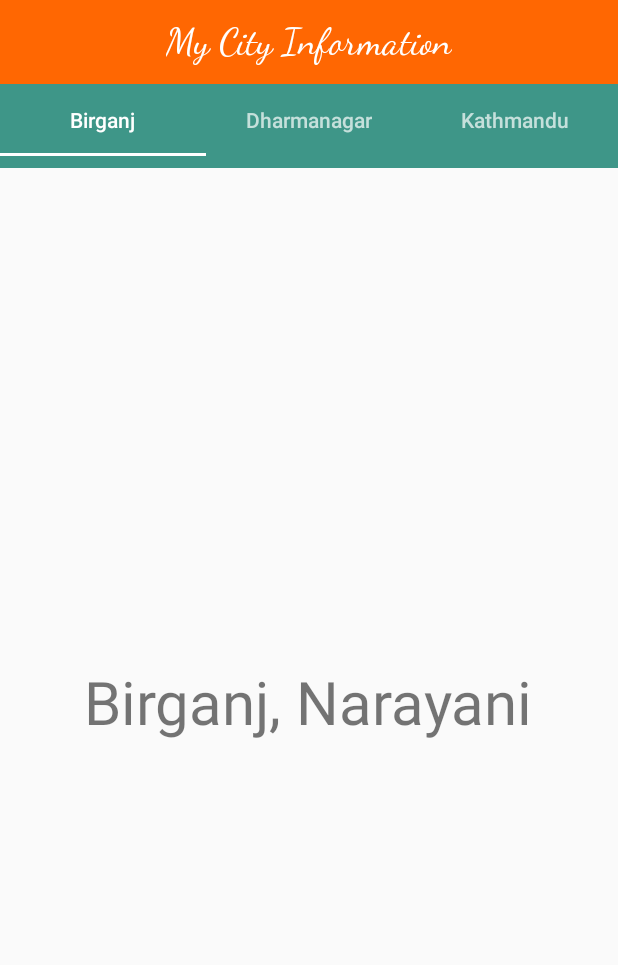
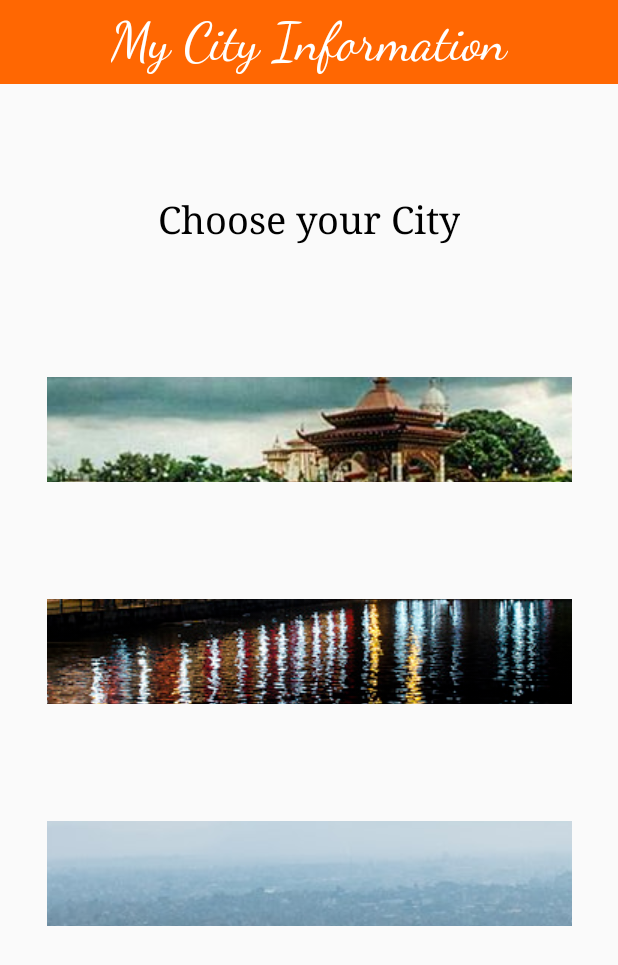
Before and after one commit to tamaldn/major_project, an Android app: the screen it shows after launch once a user with an empty profile is signed in (ContentActivity), on a phone screen of 412 x 824 dp. Shown: the top 965 px of the screen. Run offline under Robolectric (Android 15) with nearby library versions, the phone set to English and light mode, and no system bars; our stand-ins replace Firebase (no records; nobody signed in at launch, a user with empty details on screens opened directly).

Commit message:
styles modified custom text added

```diff
--- a/app/build.gradle
+++ b/app/build.gradle
@@ -32,5 +32,6 @@ dependencies {
     implementation 'com.google.firebase:firebase-database:16.0.1'
     implementation 'com.google.firebase:firebase-analytics:16.0.1'
     implementation 'com.android.support:design:28.0.0'
+    implementation 'com.android.support:cardview-v7:28.0.0'
 }
 apply plugin: 'com.google.gms.google-services'
--- a/app/src/main/AndroidManifest.xml
+++ b/app/src/main/AndroidManifest.xml
@@ -11,7 +11,7 @@
         android:roundIcon="@mipmap/ic_launcher_round"
         android:supportsRtl="true"
         android:theme="@style/AppTheme">
-        <activity android:name=".ContentActivity"></activity>
+        <activity android:name=".ContentActivity" />
         <activity android:name=".LoginActivity">
             <intent-filter>
                 <action android:name="android.intent.action.MAIN" />
@@ -19,7 +19,7 @@
                 <category android:name="android.intent.category.LAUNCHER" />
             </intent-filter>
         </activity>
-        <activity android:name=".RegisterActivity"></activity>
+        <activity android:name=".RegisterActivity" />
     </application>
 
 </manifest>
--- a/app/src/main/java/com/example/mycityinfo/ContentActivity.java
+++ b/app/src/main/java/com/example/mycityinfo/ContentActivity.java
@@ -5,46 +5,19 @@ import android.support.design.widget.TabLayout;
 import android.support.v4.view.ViewPager;
 import android.support.v7.app.AppCompatActivity;
 import android.os.Bundle;
+import android.widget.Button;
+import android.widget.ImageButton;
 
-public class ContentActivity extends AppCompatActivity implements Tab1.OnFragmentInteractionListener, Tab2.OnFragmentInteractionListener, Tab3.OnFragmentInteractionListener {
+public class ContentActivity extends AppCompatActivity {
+    private ImageButton btn1,btn2,btn3;
 
     @Override
     protected void onCreate(Bundle savedInstanceState) {
         super.onCreate(savedInstanceState);
         setContentView(R.layout.content);
 
-        TabLayout tabLayout = (TabLayout) findViewById(R.id.tablayout);
-        tabLayout.addTab(tabLayout.newTab().setText("Birganj"));
-        tabLayout.addTab(tabLayout.newTab().setText("Dharmanagar"));
-        tabLayout.addTab(tabLayout.newTab().setText("Kathmandu"));
-        tabLayout.setTabGravity(TabLayout.GRAVITY_FILL);
-
-        final ViewPager viewPager = (ViewPager) findViewById(R.id.viewpager);
-        final PagerAdapter adapter = new PagerAdapter(getSupportFragmentManager(),tabLayout.getTabCount());
-        viewPager.setAdapter(adapter);
-        viewPager.setOnPageChangeListener(new TabLayout.TabLayoutOnPageChangeListener(tabLayout));
-
-        tabLayout.setOnTabSelectedListener(new TabLayout.OnTabSelectedListener() {
-            @Override
-            public void onTabSelected(TabLayout.Tab tab) {
-                viewPager.setCurrentItem(tab.getPosition());
-            }
-
-            @Override
-            public void onTabUnselected(TabLayout.Tab tab) {
-
-            }
-
-            @Override
-            public void onTabReselected(TabLayout.Tab tab) {
-
-            }
-        });
-    }
-
-    @Override
-    public void onFragmentInteraction(Uri uri) {
-
-
+        btn1 = findViewById(R.id.imageButton1);
+        btn2 = findViewById(R.id.imageButton2);
+        btn3 = findViewById(R.id.imageButton3);
     }
 }
--- a/app/src/main/java/com/example/mycityinfo/PagerAdapter.java
+++ /dev/null
@@ -1,39 +0,0 @@
-package com.example.mycityinfo;
-
-import android.support.v4.app.Fragment;
-import android.support.v4.app.FragmentManager;
-import android.support.v4.app.FragmentStatePagerAdapter;
-
-import com.example.mycityinfo.Tab1;
-import com.example.mycityinfo.Tab2;
-import com.example.mycityinfo.Tab3;
-
-public class PagerAdapter extends FragmentStatePagerAdapter {
-    int mnoOfTabs;
-    public PagerAdapter(FragmentManager fm, int NumberOfTabs) {
-        super(fm);
-        this.mnoOfTabs = NumberOfTabs;
-    }
-
-    @Override
-    public Fragment getItem(int position) {
-        switch (position){
-            case 0:
-                Tab1 tab1 = new Tab1();
-                return tab1;
-            case 1:
-                Tab2 tab2 = new Tab2();
-                return tab2;
-            case 2:
-                Tab3 tab3 = new Tab3();
-                return tab3;
-            default:
-                return null;
-        }
-    }
-
-    @Override
-    public int getCount() {
-        return mnoOfTabs;
-    }
-}
--- a/app/src/main/java/com/example/mycityinfo/Tab1.java
+++ /dev/null
@@ -1,108 +0,0 @@
-package com.example.mycityinfo;
-
-import android.content.Context;
-import android.net.Uri;
-import android.os.Bundle;
-import android.support.v4.app.Fragment;
-import android.view.LayoutInflater;
-import android.view.View;
-import android.view.ViewGroup;
-
-
-/**
- * A simple {@link Fragment} subclass.
- * Activities that contain this fragment must implement the
- * {@link Tab1.OnFragmentInteractionListener} interface
- * to handle interaction events.
- * Use the {@link Tab1#newInstance} factory method to
- * create an instance of this fragment.
- */
-public class Tab1 extends Fragment {
-    // TODO: Rename parameter arguments, choose names that match
-    // the fragment initialization parameters, e.g. ARG_ITEM_NUMBER
-    private static final String ARG_PARAM1 = "param1";
-    private static final String ARG_PARAM2 = "param2";
-
-    // TODO: Rename and change types of parameters
-    private String mParam1;
-    private String mParam2;
-
-    private OnFragmentInteractionListener mListener;
-
-    public Tab1() {
-        // Required empty public constructor
-    }
-
-    /**
-     * Use this factory method to create a new instance of
-     * this fragment using the provided parameters.
-     *
-     * @param param1 Parameter 1.
-     * @param param2 Parameter 2.
-     * @return A new instance of fragment Tab1.
-     */
-    // TODO: Rename and change types and number of parameters
-    public static Tab1 newInstance(String param1, String param2) {
-        Tab1 fragment = new Tab1();
-        Bundle args = new Bundle();
-        args.putString(ARG_PARAM1, param1);
-        args.putString(ARG_PARAM2, param2);
-        fragment.setArguments(args);
-        return fragment;
-    }
-
-    @Override
-    public void onCreate(Bundle savedInstanceState) {
-        super.onCreate(savedInstanceState);
-        if (getArguments() != null) {
-            mParam1 = getArguments().getString(ARG_PARAM1);
-            mParam2 = getArguments().getString(ARG_PARAM2);
-        }
-    }
-
-    @Override
-    public View onCreateView(LayoutInflater inflater, ViewGroup container,
-                             Bundle savedInstanceState) {
-        // Inflate the layout for this fragment
-        return inflater.inflate(R.layout.fragment_tab1, container, false);
-    }
-
-    // TODO: Rename method, update argument and hook method into UI event
-    public void onButtonPressed(Uri uri) {
-        if (mListener != null) {
-            mListener.onFragmentInteraction(uri);
-        }
-    }
-
-    @Override
-    public void onAttach(Context context) {
-        super.onAttach(context);
-        if (context instanceof OnFragmentInteractionListener) {
-            mListener = (OnFragmentInteractionListener) context;
-        } else {
-            throw new RuntimeException(context.toString()
-                    + " must implement OnFragmentInteractionListener");
-        }
-    }
-
-    @Override
-    public void onDetach() {
-        super.onDetach();
-        mListener = null;
-    }
-
-    /**
-     * This interface must be implemented by activities that contain this
-     * fragment to allow an interaction in this fragment to be communicated
-     * to the activity and potentially other fragments contained in that
-     * activity.
-     * <p>
-     * See the Android Training lesson <a href=
-     * "http://developer.android.com/training/basics/fragments/communicating.html"
-     * >Communicating with Other Fragments</a> for more information.
-     */
-    public interface OnFragmentInteractionListener {
-        // TODO: Update argument type and name
-        void onFragmentInteraction(Uri uri);
-    }
-}
--- a/app/src/main/java/com/example/mycityinfo/Tab2.java
+++ /dev/null
@@ -1,108 +0,0 @@
-package com.example.mycityinfo;
-
-import android.content.Context;
-import android.net.Uri;
-import android.os.Bundle;
-import android.support.v4.app.Fragment;
-import android.view.LayoutInflater;
-import android.view.View;
-import android.view.ViewGroup;
-
-
-/**
- * A simple {@link Fragment} subclass.
- * Activities that contain this fragment must implement the
- * {@link Tab2.OnFragmentInteractionListener} interface
- * to handle interaction events.
- * Use the {@link Tab2#newInstance} factory method to
- * create an instance of this fragment.
- */
-public class Tab2 extends Fragment {
-    // TODO: Rename parameter arguments, choose names that match
-    // the fragment initialization parameters, e.g. ARG_ITEM_NUMBER
-    private static final String ARG_PARAM1 = "param1";
-    private static final String ARG_PARAM2 = "param2";
-
-    // TODO: Rename and change types of parameters
-    private String mParam1;
-    private String mParam2;
-
-    private OnFragmentInteractionListener mListener;
-
-    public Tab2() {
-        // Required empty public constructor
-    }
-
-    /**
-     * Use this factory method to create a new instance of
-     * this fragment using the provided parameters.
-     *
-     * @param param1 Parameter 1.
-     * @param param2 Parameter 2.
-     * @return A new instance of fragment Tab2.
-     */
-    // TODO: Rename and change types and number of parameters
-    public static Tab2 newInstance(String param1, String param2) {
-        Tab2 fragment = new Tab2();
-        Bundle args = new Bundle();
-        args.putString(ARG_PARAM1, param1);
-        args.putString(ARG_PARAM2, param2);
-        fragment.setArguments(args);
-        return fragment;
-    }
-
-    @Override
-    public void onCreate(Bundle savedInstanceState) {
-        super.onCreate(savedInstanceState);
-        if (getArguments() != null) {
-            mParam1 = getArguments().getString(ARG_PARAM1);
-            mParam2 = getArguments().getString(ARG_PARAM2);
-        }
-    }
-
-    @Override
-    public View onCreateView(LayoutInflater inflater, ViewGroup container,
-                             Bundle savedInstanceState) {
-        // Inflate the layout for this fragment
-        return inflater.inflate(R.layout.fragment_tab2, container, false);
-    }
-
-    // TODO: Rename method, update argument and hook method into UI event
-    public void onButtonPressed(Uri uri) {
-        if (mListener != null) {
-            mListener.onFragmentInteraction(uri);
-        }
-    }
-
-    @Override
-    public void onAttach(Context context) {
-        super.onAttach(context);
-        if (context instanceof OnFragmentInteractionListener) {
-            mListener = (OnFragmentInteractionListener) context;
-        } else {
-            throw new RuntimeException(context.toString()
-                    + " must implement OnFragmentInteractionListener");
-        }
-    }
-
-    @Override
-    public void onDetach() {
-        super.onDetach();
-        mListener = null;
-    }
-
-    /**
-     * This interface must be implemented by activities that contain this
-     * fragment to allow an interaction in this fragment to be communicated
-     * to the activity and potentially other fragments contained in that
-     * activity.
-     * <p>
-     * See the Android Training lesson <a href=
-     * "http://developer.android.com/training/basics/fragments/communicating.html"
-     * >Communicating with Other Fragments</a> for more information.
-     */
-    public interface OnFragmentInteractionListener {
-        // TODO: Update argument type and name
-        void onFragmentInteraction(Uri uri);
-    }
-}
--- a/app/src/main/res/layout/content.xml
+++ b/app/src/main/res/layout/content.xml
@@ -1,46 +1,130 @@
 <?xml version="1.0" encoding="utf-8"?>
-<LinearLayout
-    xmlns:android="http://schemas.android.com/apk/res/android"
+<android.support.constraint.ConstraintLayout xmlns:android="http://schemas.android.com/apk/res/android"
     xmlns:app="http://schemas.android.com/apk/res-auto"
     xmlns:tools="http://schemas.android.com/tools"
     android:layout_width="match_parent"
     android:layout_height="match_parent"
-    tools:context=".ContentActivity"
-    android:orientation="vertical">
+    android:orientation="vertical"
+    tools:context=".ContentActivity">
 
     <android.support.v7.widget.Toolbar
+        android:id="@+id/toolbar"
         android:layout_width="match_parent"
         android:layout_height="wrap_content"
-        android:id="@+id/toolbar"
         android:background="@color/colorPrimary"
         android:minHeight="?attr/actionBarSize"
         android:theme="@style/ThemeOverlay.AppCompat.Dark.ActionBar"
-        app:popupTheme="@style/ThemeOverlay.AppCompat.Light"
-        android:layout_gravity="center">
+        app:layout_constraintBottom_toBottomOf="parent"
+        app:layout_constraintEnd_toEndOf="parent"
+        app:layout_constraintHorizontal_bias="0.0"
+        app:layout_constraintStart_toStartOf="parent"
+        app:layout_constraintTop_toTopOf="parent"
+        app:layout_constraintVertical_bias="0.0"
+        app:popupTheme="@style/ThemeOverlay.AppCompat.Light">
+
         <TextView
+            android:id="@+id/textView"
             android:layout_width="wrap_content"
             android:layout_height="wrap_content"
-            android:text="My City Information"
+            android:layout_gravity="center"
+            android:fontFamily="cursive"
+            android:text="@string/my_city_information"
             android:textColor="#ffffff"
-            android:textSize="25dp"
-            android:layout_gravity="center"
-            android:fontFamily="cursive"/>
+            android:textSize="35sp" />
     </android.support.v7.widget.Toolbar>
 
-    <android.support.design.widget.TabLayout
-        android:layout_width="match_parent"
-        app:tabTextAppearance="@style/CustomTabText"
+    <TextView
+        android:id="@+id/textView2"
+        android:layout_width="wrap_content"
         android:layout_height="wrap_content"
-        android:id="@+id/tablayout"
-        android:background="#dd228877"
-        android:minHeight="?attr/actionBarSize"
-        android:theme="@style/ThemeOverlay.AppCompat.Dark.ActionBar">
-    </android.support.design.widget.TabLayout>
+        android:fontFamily="serif"
+        android:text="@string/choose_your_city"
+        android:textColor="@color/black"
+        android:textSize="25sp"
+        app:layout_constraintBottom_toBottomOf="parent"
+        app:layout_constraintEnd_toEndOf="parent"
+        app:layout_constraintStart_toStartOf="parent"
+        app:layout_constraintTop_toBottomOf="@+id/toolbar"
+        app:layout_constraintVertical_bias="0.1" />
 
-    <android.support.v4.view.ViewPager
-        android:layout_width="match_parent"
-        android:layout_height="fill_parent"
-        android:id="@+id/viewpager"
-        >
-    </android.support.v4.view.ViewPager>
-</LinearLayout>
+    <ImageButton
+        android:id="@+id/imageButton1"
+        android:layout_width="350dp"
+        android:layout_height="70dp"
+        app:layout_constraintBottom_toBottomOf="parent"
+        app:layout_constraintEnd_toEndOf="parent"
+        app:layout_constraintHorizontal_bias="0.5"
+        app:layout_constraintVertical_bias="0.15"
+        app:layout_constraintStart_toStartOf="parent"
+        app:layout_constraintTop_toBottomOf="@+id/textView2"
+        app:srcCompat="@drawable/birganj"
+        tools:ignore="ContentDescription"/>
+
+    <TextView
+        android:id="@+id/textView3"
+        android:layout_width="wrap_content"
+        android:layout_height="wrap_content"
+        android:fontFamily="sans-serif-condensed-medium"
+        android:text="@string/birgunj"
+        android:textSize="30sp"
+        android:clickable="false"
+        app:layout_constraintBottom_toTopOf="@+id/imageButton1"
+        app:layout_constraintEnd_toStartOf="@+id/imageButton1"
+        app:layout_constraintHorizontal_bias="0.5"
+        app:layout_constraintStart_toEndOf="@+id/imageButton1"
+        app:layout_constraintTop_toBottomOf="@+id/imageButton1" />
+
+    <ImageButton
+        android:id="@+id/imageButton2"
+        android:layout_width="350dp"
+        android:layout_height="70dp"
+        app:layout_constraintBottom_toBottomOf="parent"
+        app:layout_constraintEnd_toEndOf="parent"
+        app:layout_constraintHorizontal_bias="0.5"
+        app:layout_constraintVertical_bias="0.4"
+        app:layout_constraintStart_toStartOf="parent"
+        app:layout_constraintTop_toBottomOf="@+id/textView2"
+        app:srcCompat="@drawable/dharmanagar"
+        tools:ignore="ContentDescription" />
+
+    <TextView
+        android:id="@+id/textView4"
+        android:layout_width="wrap_content"
+        android:layout_height="wrap_content"
+        android:clickable="false"
+        android:fontFamily="sans-serif-condensed-medium"
+        android:text="@string/dharmanagar"
+        android:textSize="30sp"
+        android:textColor="#aaffffff"
+        app:layout_constraintBottom_toTopOf="@+id/imageButton2"
+        app:layout_constraintEnd_toStartOf="@+id/imageButton2"
+        app:layout_constraintHorizontal_bias="0.5"
+        app:layout_constraintStart_toEndOf="@+id/imageButton2"
+        app:layout_constraintTop_toBottomOf="@+id/imageButton2" />
+
+    <ImageButton
+        android:id="@+id/imageButton3"
+        android:layout_width="350dp"
+        android:layout_height="70dp"
+        app:layout_constraintBottom_toBottomOf="parent"
+        app:layout_constraintEnd_toEndOf="parent"
+        app:layout_constraintHorizontal_bias="0.5"
+        app:layout_constraintVertical_bias="0.65"
+        app:layout_constraintStart_toStartOf="parent"
+        app:layout_constraintTop_toBottomOf="@+id/textView2"
+        app:srcCompat="@drawable/kathmandu"
+        tools:ignore="ContentDescription"/>
+    <TextView
+        android:id="@+id/textView5"
+        android:layout_width="wrap_content"
+        android:layout_height="wrap_content"
+        android:clickable="false"
+        android:fontFamily="sans-serif-condensed-medium"
+        android:text="@string/kathmandu"
+        android:textSize="30sp"
+        app:layout_constraintBottom_toTopOf="@+id/imageButton3"
+        app:layout_constraintEnd_toStartOf="@+id/imageButton3"
+        app:layout_constraintHorizontal_bias="0.5"
+        app:layout_constraintStart_toEndOf="@+id/imageButton3"
+        app:layout_constraintTop_toBottomOf="@+id/imageButton3"/>
+</android.support.constraint.ConstraintLayout>
--- a/app/src/main/res/layout/fragment_tab1.xml
+++ /dev/null
@@ -1,18 +0,0 @@
-<?xml version="1.0" encoding="utf-8"?>
-<RelativeLayout xmlns:android="http://schemas.android.com/apk/res/android"
-    xmlns:tools="http://schemas.android.com/tools"
-    android:layout_width="match_parent"
-    android:layout_height="match_parent"
-    tools:context=".Tab1">
-
-    <!-- TODO: Update blank fragment layout -->
-    <TextView
-        android:layout_width="wrap_content"
-        android:layout_height="wrap_content"
-        android:text="Birganj, Narayani"
-        android:layout_centerInParent="true"
-        android:textSize="40dp"
-
-        />
-
-</RelativeLayout>
--- a/app/src/main/res/values/strings.xml
+++ b/app/src/main/res/values/strings.xml
@@ -13,4 +13,9 @@
 
     <!-- TODO: Remove or change this placeholder text -->
     <string name="hello_blank_fragment">Hello blank fragment</string>
+    <string name="my_city_information">My City Information</string>
+    <string name="choose_your_city">Choose your City</string>
+    <string name="birgunj">Birgunj</string>
+    <string name="dharmanagar">Dharmanagar</string>
+    <string name="kathmandu">Kathmandu</string>
 </resources>
```
Also changed, not shown: app/src/main/java/com/example/mycityinfo/Tab3.java (deleted, +0 -108 lines), app/src/main/res/layout/fragment_tab2.xml (deleted, +0 -16 lines), app/src/main/res/layout/fragment_tab3.xml (deleted, +0 -16 lines), app/src/main/res/drawable/birganj.jpg (added), app/src/main/res/drawable/dharmanagar.jpg (added), app/src/main/res/drawable/kathmandu.jpg (added), 1 other file.
